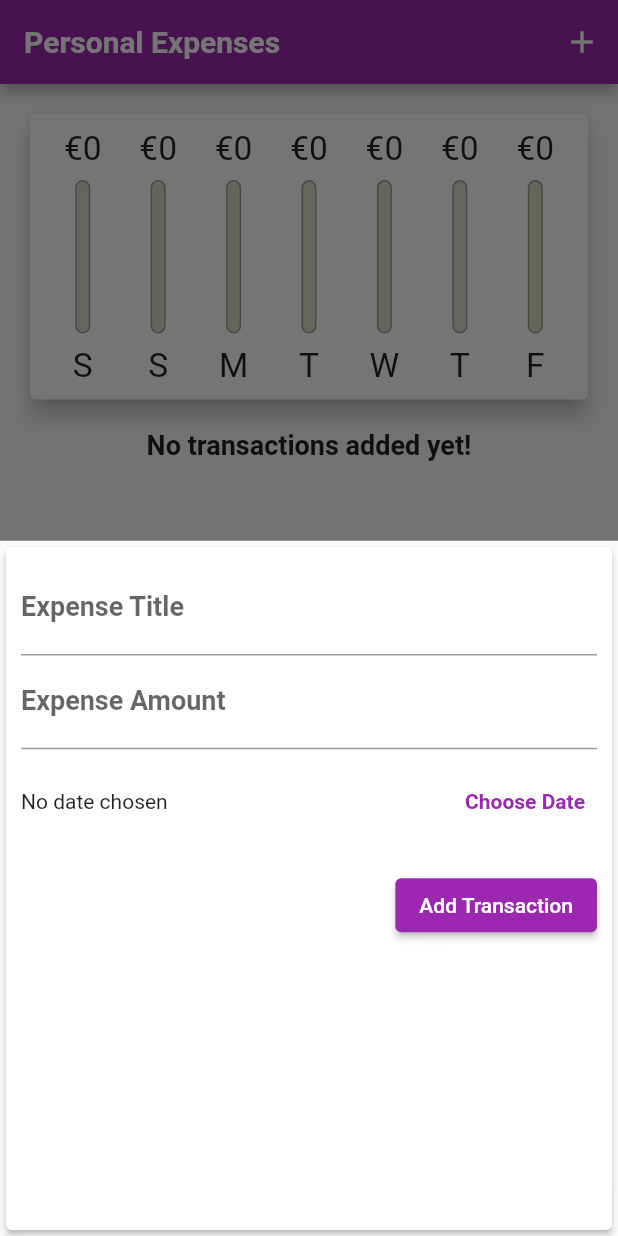
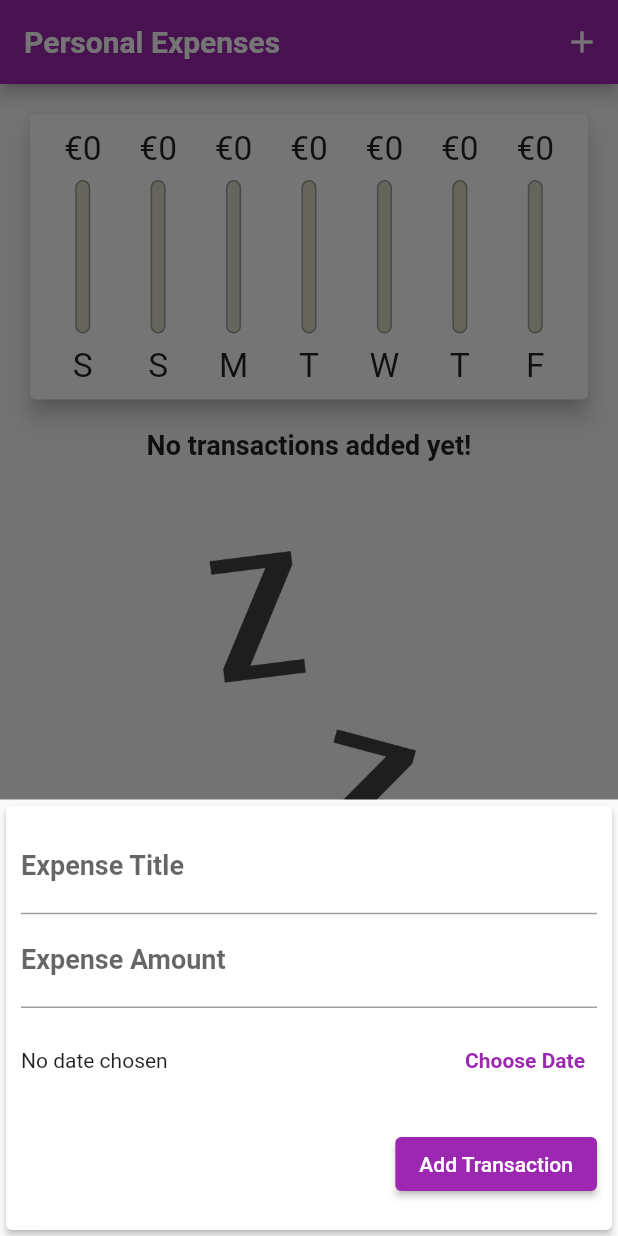
Before and after one commit to stevematdavies/flutter_psa, a Flutter app: the screen it shows after launch, after a tap on the "add" icon, on a phone screen of 412 x 824 dp. Run offline on Flutter 3.47's test engine with Material 2 defaults, Android fonts, the phone set to English and light mode, and no system bars; Roboto replaces fonts that are missing (OpenSans).

Commit message:
Adjusting the keyboard overlay

```diff
--- a/lib/widgets/new_transaction.dart
+++ b/lib/widgets/new_transaction.dart
@@ -14,7 +14,7 @@ class NewTransaction extends StatefulWidget {
 class _NewTransactionState extends State<NewTransaction> {
   final _titleInputController = TextEditingController();
   final _expenseInputController = TextEditingController();
-  DateTime ?_selectedDateOfTransaction;
+  DateTime? _selectedDateOfTransaction;
 
   void _submitData() {
     final title = _titleInputController.text;
@@ -45,10 +45,16 @@ class _NewTransactionState extends State<NewTransaction> {
 
   @override
   Widget build(BuildContext context) {
-    return Card(
+    return SingleChildScrollView(
+      child: Card(
         elevation: 2,
         child: Container(
-        padding: const EdgeInsets.all(10),
+          padding: EdgeInsets.only(
+            top: 10,
+            left: 10,
+            right: 10,
+            bottom: MediaQuery.of(context).viewInsets.bottom + 10,
+          ),
           child: Column(
             crossAxisAlignment: CrossAxisAlignment.end,
             children: <Widget>[
@@ -95,6 +101,7 @@ class _NewTransactionState extends State<NewTransaction> {
             ],
           ),
         ),
+      ),
     );
   }
 }
```
Lines whose indentation alone changed are shown as unchanged.
